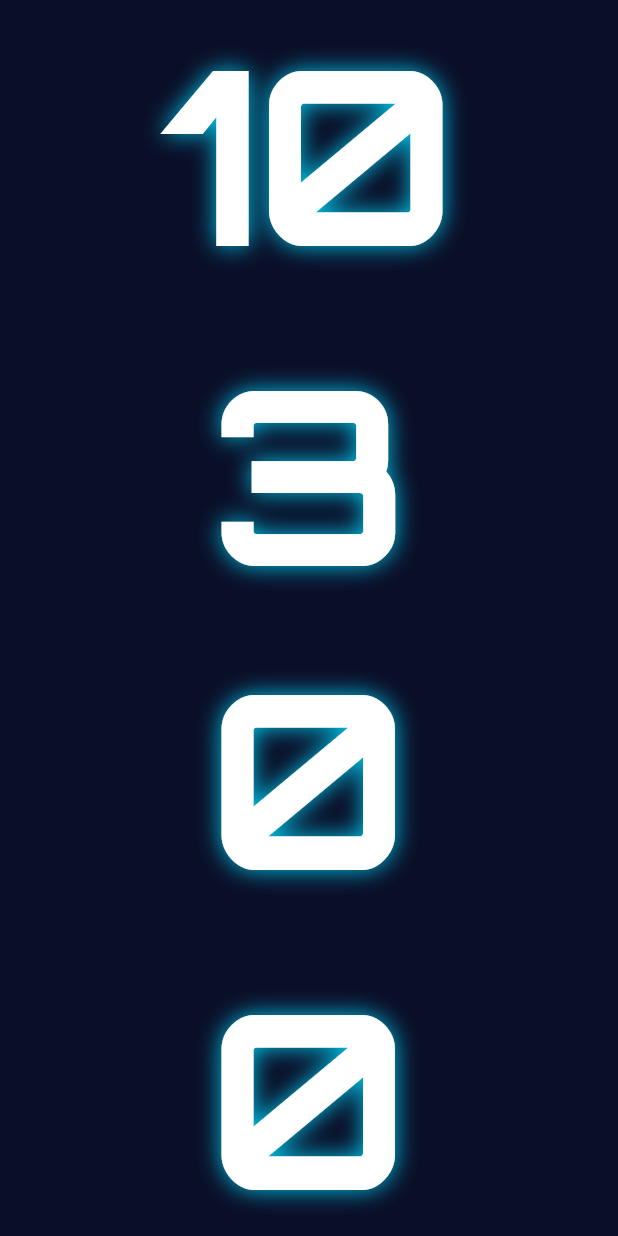
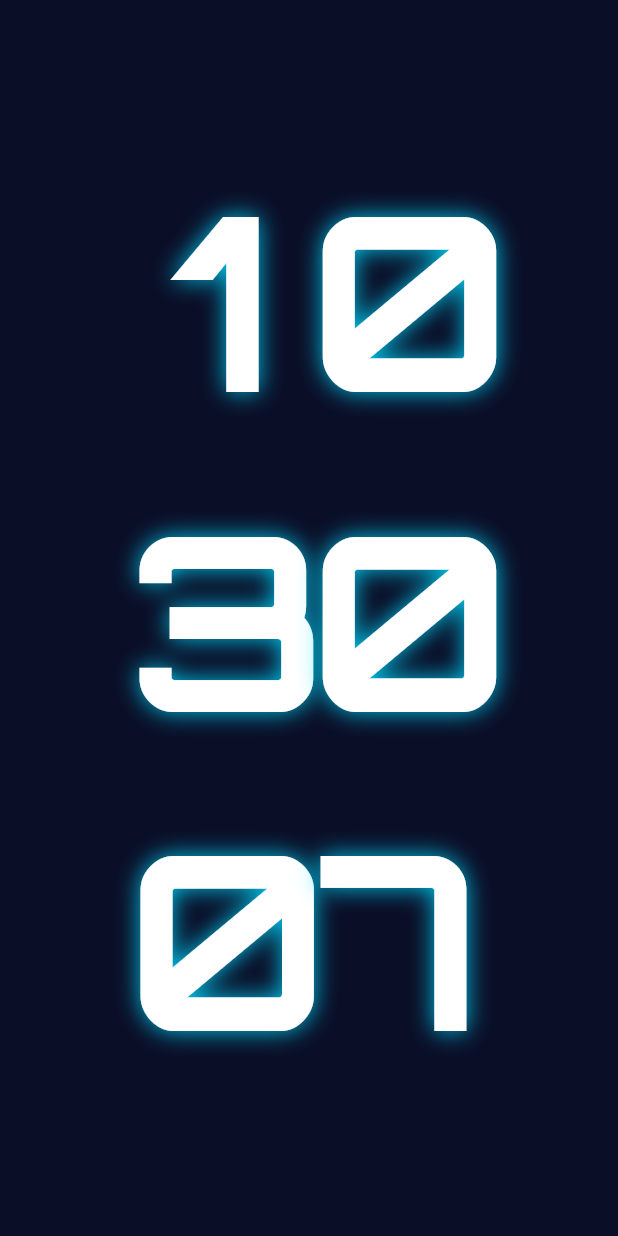
Before and after one commit to jackyan/NeonFocus, a Flutter app: the screen it shows after launch, on a phone screen of 412 x 824 dp. Run offline on Flutter 3.47's test engine with Material 3 defaults, Android fonts, the phone set to English and light mode, and no system bars; our stand-ins replace audioplayers, equatable, flutter_bloc, sensors_plus.

Commit message:
fix: per-digit fixed width to solve Orbitron non-monospace issue
Problem Analysis:
- Orbitron font is NOT monospaced - digits have variable widths
- Narrow digits: 1, 4, 7 (占用空间小)
- Wide digits: 0, 3, 6, 8, 9 (占用空间大)
- Previous approach: fixed width per digit PAIR (fontSize * 1.45)
  * "21" (has narrow 1) fits comfortably
  * "12" (has narrow 1) fits comfortably
  * "38" (no narrow digits) TOO WIDE → wraps to two lines
- FontFeature.tabularFigures() has NO EFFECT on Orbitron

Root Cause:
- Orbitron designed as proportional font for aesthetics
- Variable character widths inherent to font design
- Setting fixed width for entire digit pair doesn't account for internal variation

Solution - Per-Digit Fixed Width:
Instead of: ONE container for "38" (both digits together)
Now: TWO containers: "3" + "8" (each digit separate)

Implementation:
- Split two-digit string into individual characters
- Each character gets its own SizedBox with fixed width
- Width per digit: fontSize * 0.75
- Total width per pair: fontSize * 0.75 * 2 = fontSize * 1.5

Benefits:
1. ALL digit pairs have IDENTICAL total width (fontSize * 1.5)
2. "11" width = "1"(0.75) + "1"(0.75) = 1.5 ✓
3. "38" width = "3"(0.75) + "8"(0.75) = 1.5 ✓
4. "88" width = "8"(0.75) + "8"(0.75) = 1.5 ✓
5. Each digit centered within its fixed-width container
6. Works regardless of font's internal character widths

Result:
- Perfect vertical alignment in portrait (H / M / S)
- Perfect horizontal alignment in landscape (H M S)
- No more line wrapping for wide digit combinations
- Consistent spacing for all time values 00:00:00 - 23:59:59

```diff
--- a/lib/features/clock/presentation/screens/clock_screen_new.dart
+++ b/lib/features/clock/presentation/screens/clock_screen_new.dart
@@ -170,18 +170,24 @@ class _ClockScreenState extends State<ClockScreen> {
   }
 
   Widget _buildTimeDigit(String text, double fontSize) {
-    return SizedBox(
-      width: fontSize * 1.45, // Optimized width for Orbitron bold + shadow without overflow
+    // Split the two-digit text into individual characters
+    // Each character gets its own fixed-width container
+    // This ensures all digit pairs have identical total width regardless of which digits appear
+    final chars = text.split('');
+    return Row(
+      mainAxisSize: MainAxisSize.min,
+      children: chars.map((char) => SizedBox(
+        width: fontSize * 0.75, // Fixed width per single digit
         child: Text(
-        text,
+          char,
           textAlign: TextAlign.center,
           style: TextStyle(
             fontSize: fontSize,
             fontFamily: 'Orbitron',
             fontWeight: FontWeight.bold,
             color: Colors.white,
-          decoration: TextDecoration.none, // Ensure no underline
-          fontFeatures: const [FontFeature.tabularFigures()], // Equal width for all digits
+            decoration: TextDecoration.none,
+            fontFeatures: const [FontFeature.tabularFigures()],
             shadows: [
               Shadow(
                 color: widget.theme.glowColor.withOpacity(0.9),
@@ -190,6 +196,7 @@ class _ClockScreenState extends State<ClockScreen> {
             ],
           ),
         ),
+      )).toList(),
     );
   }
 
```
Also changed, not shown: lib/features/pomodoro/presentation/screens/pomodoro_screen_new.dart (+12 -5 lines). Lines whose indentation alone changed are shown as unchanged.
